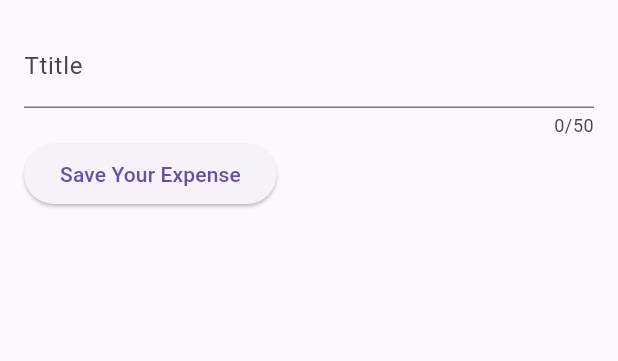
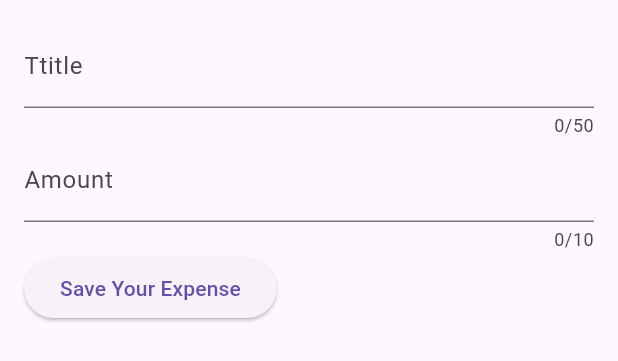
Before and after one commit to Jadenmcko/jaden_expensetracker_march24, a Flutter app: the Newexpense widget shown alone on an empty page, opened directly, after a tap on "Save Your Expense", on a phone screen of 412 x 824 dp. Shown: the top 361 px of the screen. Run offline on Flutter 3.47's test engine with Material 3 defaults, Android fonts, the phone set to English and light mode, and no system bars.

Commit message:
We added the amount in the New Expense file, along with the amount Controller function. April 2nd.

```diff
--- a/lib/widgets/newExpense.dart
+++ b/lib/widgets/newExpense.dart
@@ -9,18 +9,23 @@ class Newexpense extends StatefulWidget{
 }
 class _NewexpenseState extends State<Newexpense>{
   final _titleController = TextEditingController();
+  final _amountController = TextEditingController();
   @override
   Widget build(BuildContext context) {
     // TODO: implement build
     return Padding(padding: EdgeInsets.all(16),
     child: Column(children: [
-      TextField(controller: _titleController,maxLength: 50, keyboardType: TextInputType.name, decoration: InputDecoration(
+      TextField(controller: _titleController,
+      maxLength: 50, keyboardType: TextInputType.name, decoration: InputDecoration(
         label: Text("Ttitle"),),
         ),
-        Row(children: [
-          //
-        ]),
-        Row(children: [ElevatedButton(onPressed: (){print(_titleController.text);
+
+          // amount field
+          TextField(controller: _amountController,
+          maxLength: 10, keyboardType: TextInputType.number, decoration: InputDecoration(
+            prefixText: '\$', label: Text("Amount")),),
+
+        Row(children: [ElevatedButton(onPressed: (){print(_titleController.text); print(_amountController);
         }, child: Text("Save Your Expense"))],)
       ]),
     );
```
